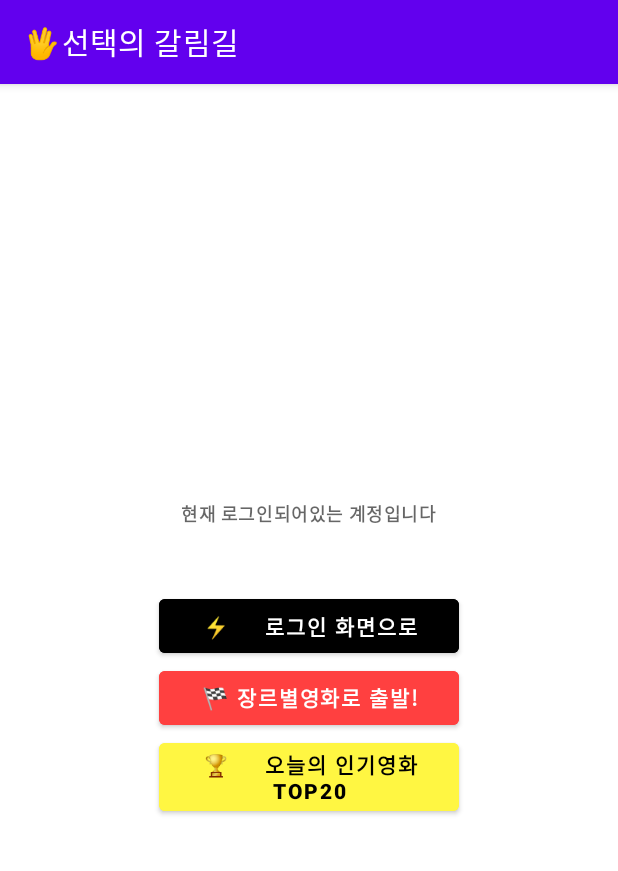
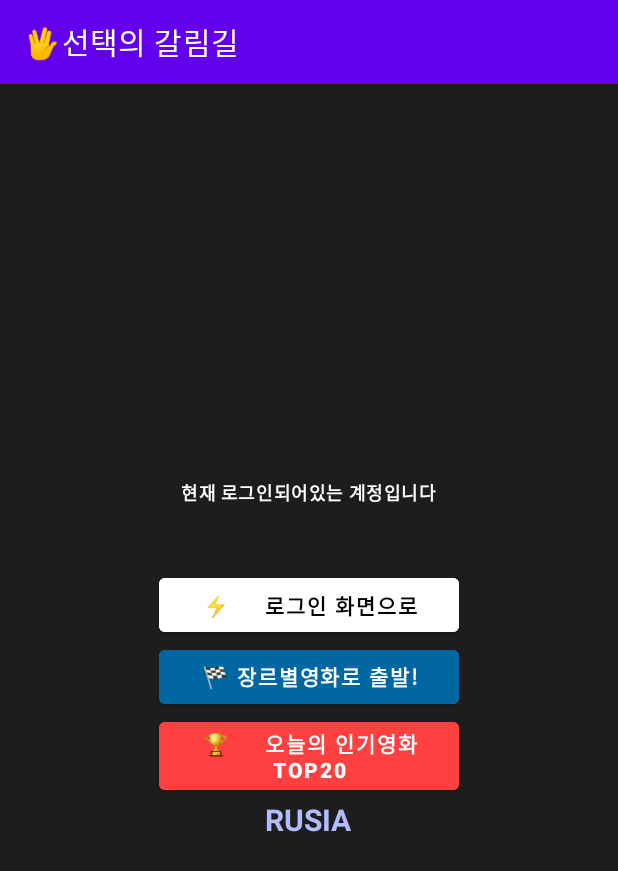
Before and after one commit to cuty-semicolon/MM, an Android app: the screen it shows after launch once a user with an empty profile is signed in (ProfileActivity), on a phone screen of 412 x 824 dp. Shown: the top 871 px of the screen. Run offline under Robolectric (Android 15) with nearby library versions, the phone set to English and light mode, and no system bars; our stand-ins replace Firebase (no records; nobody signed in at launch, a user with empty details on screens opened directly).

Commit message:
📑 :: #47 Profile Ui수정

```diff
--- a/loginandlegister/app/src/main/java/com/example/loginandlegister/ProfileActivity.kt
+++ b/loginandlegister/app/src/main/java/com/example/loginandlegister/ProfileActivity.kt
@@ -45,6 +45,10 @@ class ProfileActivity : AppCompatActivity() {
 
     }
 
+    override fun onBackPressed() {
+     //   super.onBackPressed()
+    }
+
     private fun checkUser() {
         //check user is logged in or not
         val firebaseUser = firebaseAuth.currentUser
--- a/loginandlegister/app/src/main/res/layout/activity_profile.xml
+++ b/loginandlegister/app/src/main/res/layout/activity_profile.xml
@@ -7,13 +7,14 @@
     android:padding="20dp"
     android:gravity="center"
     tools:context=".ProfileActivity"
-    android:background="@color/white">
+    android:background="@color/pale_black">
 
 
     <TextView
         android:layout_width="wrap_content"
         android:layout_height="wrap_content"
         android:textStyle="bold"
+        android:textColor="@color/white"
         android:text="현재 로그인되어있는 계정입니다"
         style="@style/TextAppearance.MaterialComponents.Caption"/>
     <TextView
@@ -21,13 +22,15 @@
         android:layout_width="wrap_content"
         android:layout_height="wrap_content"
         android:text="Email"
+        android:textColor="@color/white"
         style="@style/TextAppearance.MaterialComponents.Body1"/>
     <Button
         android:id="@+id/logoutBtn"
         android:layout_marginTop="20dp"
         android:layout_width="200dp"
         android:layout_height="wrap_content"
-        android:backgroundTint="@color/black"
+        android:textColor="@color/black"
+        android:backgroundTint="@color/white"
         android:textStyle="bold"
         android:text="⚡     로그인 화면으로"/>
     <Button
@@ -36,15 +39,24 @@
         android:layout_height="wrap_content"
         android:text="🏁 장르별영화로 출발!"
         android:textStyle="bold"
-        android:backgroundTint="@color/red"
+        android:backgroundTint="@color/blue"
         />
    <Button
        android:id="@+id/popularbtn"
        android:layout_width="200dp"
        android:layout_height="wrap_content"
-       android:backgroundTint="@color/yellow"
+       android:backgroundTint="@color/red"
        android:textStyle="bold"
-       android:textColor="@color/black"
+       android:textColor="@color/white"
        android:text="🏆     오늘의 인기영화 TOP20"/>
 
+    <TextView
+        android:layout_width="wrap_content"
+        android:layout_height="wrap_content"
+        android:text="RUSIA"
+        android:textStyle="bold"
+        android:textColor="@color/purple_900"
+        android:textSize="20sp"/>
+
+
 </LinearLayout>
--- a/loginandlegister/app/src/main/res/values/colors.xml
+++ b/loginandlegister/app/src/main/res/values/colors.xml
@@ -15,5 +15,6 @@
     <color name="yellow">#FFF642</color>
     <color name="pale_black">#1D1D1D</color>
     <color name="dark_gray">#2D2D2D</color>
+    <color name="blue">#0067A3</color>
 
 </resources>
```
